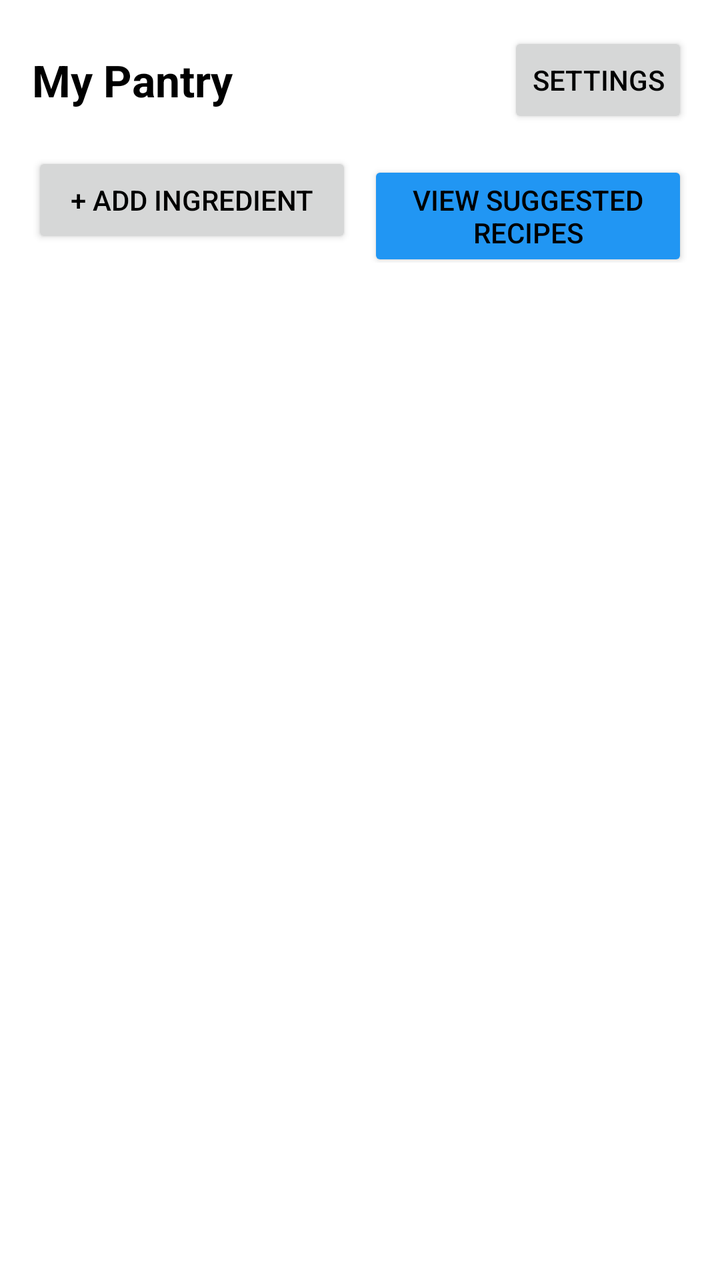
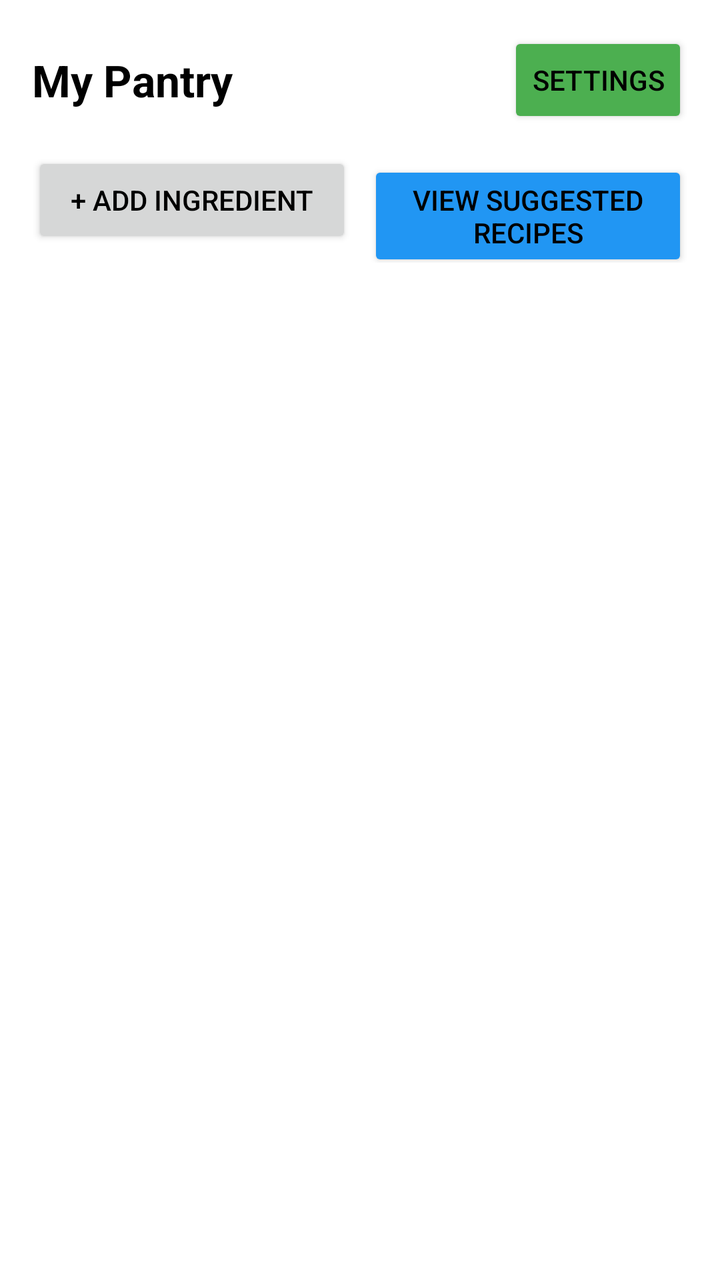

Compare the two renders of this Android layout. The source of the first and the diff that turns it into the second are given below.
<!-- AndroidManifest.xml: application theme Theme.SmartPantryManager -->
<!-- res/layout/activity_main.xml -->
<?xml version="1.0" encoding="utf-8"?>
<LinearLayout xmlns:android="http://schemas.android.com/apk/res/android"
    xmlns:app="http://schemas.android.com/apk/res-auto"
    android:id="@+id/main"
    android:layout_width="match_parent"
    android:layout_height="match_parent"
    android:orientation="vertical"
    android:padding="16dp">

    <LinearLayout
        android:layout_width="match_parent"
        android:layout_height="wrap_content"
        android:orientation="horizontal"
        android:gravity="center_vertical"
        android:layout_marginBottom="12dp">

        <TextView
            android:id="@+id/tvPantryTitle"
            android:layout_width="0dp"
            android:layout_height="wrap_content"
            android:layout_weight="1"
            android:text="@string/title_pantry"
            android:textSize="22sp"
            android:textStyle="bold" />

        <Button
            android:id="@+id/btnSettings"
            android:layout_width="wrap_content"
            android:layout_height="wrap_content"
            android:text="@string/btn_settings" />
    </LinearLayout>

    <LinearLayout
        android:layout_width="match_parent"
        android:layout_height="wrap_content"
        android:orientation="horizontal"
        android:layout_marginBottom="12dp">

        <Button
            android:id="@+id/btnAddIngredient"
            android:layout_width="0dp"
            android:layout_height="wrap_content"
            android:layout_weight="1"
            android:layout_marginEnd="4dp"
            android:text="@string/btn_add_ingredient" />

        <Button
            android:id="@+id/btnSuggestedRecipes"
            android:layout_width="0dp"
            android:layout_height="wrap_content"
            android:layout_weight="1"
            android:layout_marginStart="4dp"
            android:text="@string/btn_suggested_recipes"
            app:backgroundTint="@color/recipe_button_color" />
    </LinearLayout>

    <androidx.recyclerview.widget.RecyclerView
        android:id="@+id/rvPantry"
        android:layout_width="match_parent"
        android:layout_height="0dp"
        android:layout_weight="1" />

    <TextView
        android:id="@+id/tvEmptyPantry"
        android:layout_width="match_parent"
        android:layout_height="wrap_content"
        android:text="Pantry is currently empty. Tap '+ Add Ingredient' to stock items."
        android:textAlignment="center"
        android:padding="16dp"
        android:visibility="gone" />

</LinearLayout>
<!-- resources referenced by this layout -->
<resources>
  <color name="recipe_button_color">#2196F3</color>
  <string name="btn_add_ingredient">+ Add Ingredient</string>
  <string name="btn_settings">Settings</string>
  <string name="btn_suggested_recipes">View Suggested Recipes</string>
  <string name="title_pantry">My Pantry</string>
  <style name="Theme.SmartPantryManager" parent="Base.Theme.SmartPantryManager" />
  <style name="Base.Theme.SmartPantryManager" parent="Theme.Material3.DayNight.NoActionBar">
          <item name="android:windowBackground">@color/background_color</item>
          <item name="android:textColor">@color/text_color</item>
          <item name="colorSecondary">@color/secondary_color</item>
      </style>
  <color name="background_color">#FFFFFFFF</color>
  <color name="text_color">#FF000000</color>
  <color name="secondary_color">#FFBB86FC</color>
</resources>

<!-- the commit's change to res/layout/activity_main.xml (unified diff, before → after) -->
@@ -27,7 +27,8 @@
             android:id="@+id/btnSettings"
             android:layout_width="wrap_content"
             android:layout_height="wrap_content"
-            android:text="@string/btn_settings" />
+            android:text="@string/btn_settings"
+            app:backgroundTint="@color/settings_button_color" />
     </LinearLayout>
 
     <LinearLayout
<!-- resource entries referenced after the edit -->
@@ -1,6 +1,7 @@
 <!-- resources referenced by this layout -->
 <resources>
   <color name="recipe_button_color">#2196F3</color>
+  <color name="settings_button_color">#4CAF50</color>
   <string name="btn_add_ingredient">+ Add Ingredient</string>
   <string name="btn_settings">Settings</string>
   <string name="btn_suggested_recipes">View Suggested Recipes</string>
